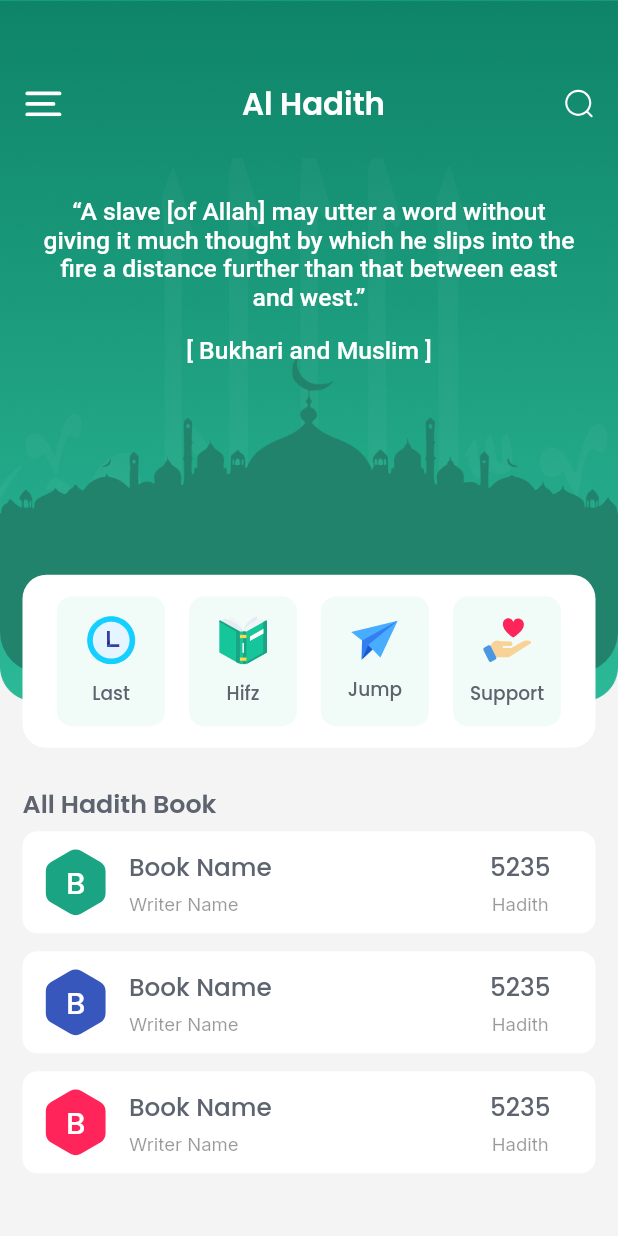
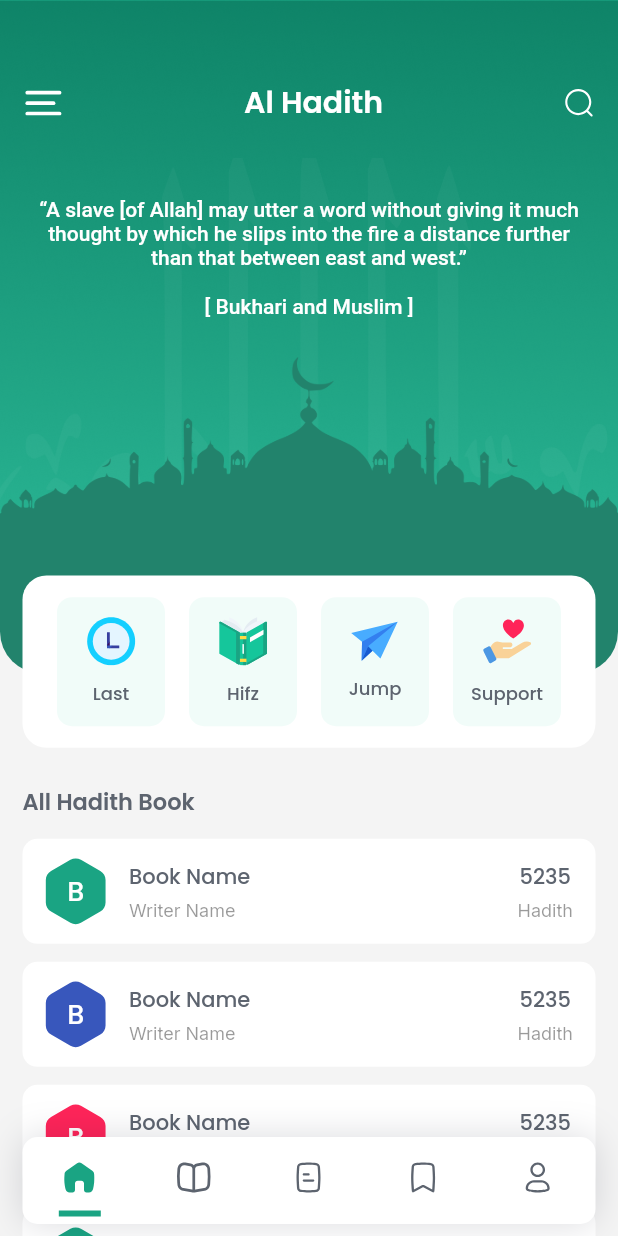
Before and after one commit to kabirnayeem99/office_work, a Flutter app: the screen it shows after launch, on a phone screen of 412 x 824 dp. Run offline on Flutter 3.47's test engine with Material 2 defaults, Android fonts, the phone set to English and light mode, and no system bars; drawn by our look-alikes of carousel_slider; our stand-ins replace animate_do, flutter_svg, google_fonts, responsive_sizer.

Commit message:
Home Page

```diff
--- a/lib/app/config/app_style.dart
+++ b/lib/app/config/app_style.dart
@@ -3,7 +3,7 @@ import 'package:google_fonts/google_fonts.dart';
 import 'package:office_work/app/config/config.dart';
 
 const Color kWhiteColor = Color(0xffffffff);
-const kLightWhiteColor = Color(0xffF1FCF9);
+const kDashboardColor = Color(0xffF1FCF9);
 const kLighterWhiteColor = Color(0xfffcfcfc);
 
 //
--- a/lib/core/assets/svg_path.dart
+++ b/lib/core/assets/svg_path.dart
@@ -5,4 +5,9 @@ class SvgPath {
   static const String icHealthcare = 'assets/images/healthcare.svg';
   static const String icSearch = 'assets/images/search_icon.svg';
   static const String icMenu = 'assets/images/menu_icon.svg';
+  static const String icHome = 'assets/images/home_icon.svg';
+  static const String icNote = 'assets/images/note_icon.svg';
+  static const String icSave = 'assets/images/save_icon.svg';
+  static const String icBooks = 'assets/images/book_icon.svg';
+  static const String icUser = 'assets/images/user_icon.svg';
 }
--- /dev/null
+++ b/lib/core/third_party_libs/floating_nav_bar/floating_nav_bar.dart
@@ -0,0 +1,198 @@
+import 'package:flutter/material.dart';
+import 'package:office_work/core/third_party_libs/floating_nav_bar/floating_nav_bar_item.dart';
+import 'package:responsive_sizer/responsive_sizer.dart';
+
+typedef Widget ItemBuilder(
+    BuildContext context, int index, FloatingNavbarItem items);
+
+class FloatingNavbar extends StatefulWidget {
+  final List<FloatingNavbarItem> items;
+  final int currentIndex;
+  final void Function(int val)? onTap;
+  final Color selectedBackgroundColor;
+  final Color? selectedItemColor;
+  final Color? unselectedItemColor;
+  final Color backgroundColor;
+  final double fontSize;
+  final double iconSize;
+  final double itemBorderRadius;
+  final double borderRadius;
+  final ItemBuilder itemBuilder;
+  final EdgeInsetsGeometry margin;
+  final EdgeInsetsGeometry padding;
+  final double width;
+  final double elevation;
+
+  FloatingNavbar({
+    Key? key,
+    required this.items,
+    required this.currentIndex,
+    required this.onTap,
+    ItemBuilder? itemBuilder,
+    this.backgroundColor = Colors.black,
+    this.selectedBackgroundColor = Colors.white,
+    this.selectedItemColor = Colors.black,
+    this.iconSize = 24.0,
+    this.fontSize = 11.0,
+    this.borderRadius = 8,
+    this.itemBorderRadius = 8,
+    this.unselectedItemColor = Colors.white,
+    this.margin = const EdgeInsets.all(8),
+    this.padding = const EdgeInsets.symmetric(vertical: 8),
+    this.width = double.infinity,
+    this.elevation = 0.0,
+  })  : assert(items.length > 1),
+        assert(items.length <= 5),
+        assert(currentIndex <= items.length),
+        assert(width > 50),
+        this.itemBuilder = itemBuilder ??
+            _defaultItemBuilder(
+              unselectedItemColor: unselectedItemColor,
+              selectedItemColor: selectedItemColor,
+              borderRadius: borderRadius,
+              fontSize: fontSize,
+              width: width,
+              backgroundColor: backgroundColor,
+              currentIndex: currentIndex,
+              iconSize: iconSize,
+              itemBorderRadius: itemBorderRadius,
+              items: items,
+              onTap: onTap,
+              selectedBackgroundColor: selectedBackgroundColor,
+            ),
+        super(key: key);
+
+  @override
+  _FloatingNavbarState createState() => _FloatingNavbarState();
+}
+
+class _FloatingNavbarState extends State<FloatingNavbar> {
+  List<FloatingNavbarItem> get items => widget.items;
+
+  @override
+  Widget build(BuildContext context) {
+    return BottomAppBar(
+      color: Colors.transparent,
+      elevation: widget.elevation,
+      child: Column(
+        mainAxisSize: MainAxisSize.min,
+        children: <Widget>[
+          Container(
+            padding: widget.padding,
+            margin: widget.margin,
+            decoration: BoxDecoration(
+              borderRadius: BorderRadius.circular(widget.borderRadius),
+              color: widget.backgroundColor,
+              boxShadow: const [
+                BoxShadow(
+                  color: Color.fromRGBO(9, 13, 34, 0.15),
+                  offset: Offset(0, 0),
+                  blurRadius: 20,
+                ),
+              ],
+            ),
+            width: widget.width,
+            child: Row(
+              mainAxisAlignment: MainAxisAlignment.spaceAround,
+              mainAxisSize: MainAxisSize.max,
+              children: items
+                  .asMap()
+                  .map((i, f) {
+                    return MapEntry(i, widget.itemBuilder(context, i, f));
+                  })
+                  .values
+                  .toList(),
+            ),
+          ),
+        ],
+      ),
+    );
+  }
+}
+
+ItemBuilder _defaultItemBuilder({
+  Function(int val)? onTap,
+  required List<FloatingNavbarItem> items,
+  int? currentIndex,
+  Color? selectedBackgroundColor,
+  Color? selectedItemColor,
+  Color? unselectedItemColor,
+  Color? backgroundColor,
+  double width = double.infinity,
+  double? fontSize,
+  double? iconSize,
+  double? itemBorderRadius,
+  double? borderRadius,
+}) {
+  return (BuildContext context, int index, FloatingNavbarItem item) => Expanded(
+        child: Row(
+          mainAxisSize: MainAxisSize.min,
+          mainAxisAlignment: MainAxisAlignment.center,
+          children: <Widget>[
+            AnimatedContainer(
+              duration: const Duration(milliseconds: 300),
+              decoration: BoxDecoration(
+                  color: currentIndex == index
+                      ? selectedBackgroundColor
+                      : Colors.transparent,
+                  borderRadius: BorderRadius.circular(itemBorderRadius!)),
+              child: InkWell(
+                onTap: () {
+                  onTap!(index);
+                },
+                borderRadius: BorderRadius.circular(8),
+                child: Container(
+                  width: width.isFinite
+                      ? (width / items.length - 8)
+                      : MediaQuery.of(context).size.width / items.length - 24,
+                  padding: EdgeInsets.only(
+                    top: item.title != null ? 4 : 10,
+                    bottom: 0,
+                  ),
+                  // padding: EdgeInsets.symmetric(
+                  //     horizontal: 4, vertical: item.title != null ? 4 : 8),
+                  child: Column(
+                    mainAxisSize: MainAxisSize.max,
+                    mainAxisAlignment: MainAxisAlignment.spaceBetween,
+                    crossAxisAlignment: CrossAxisAlignment.center,
+                    children: <Widget>[
+                      item.customWidget == null
+                          ? Icon(
+                              item.icon,
+                              color: currentIndex == index
+                                  ? selectedItemColor
+                                  : unselectedItemColor,
+                              size: iconSize,
+                            )
+                          : item.customWidget!,
+                      SizedBox(
+                        height: 10.px,
+                      ),
+                      if (item.customWidget != null)
+                        Container(
+                          height: 4.px,
+                          width: 28.px,
+                          color: currentIndex == index
+                              ? selectedItemColor
+                              : unselectedItemColor,
+                        ),
+                      // if (item.title != null)
+                      //   Text(
+                      //     '${item.title}',
+                      //     overflow: TextOverflow.ellipsis,
+                      //     style: TextStyle(
+                      //       color: currentIndex == index
+                      //           ? selectedItemColor
+                      //           : unselectedItemColor,
+                      //       fontSize: fontSize,
+                      //     ),
+                      //   ),
+                    ],
+                  ),
+                ),
+              ),
+            ),
+          ],
+        ),
+      );
+}
--- /dev/null
+++ b/lib/core/third_party_libs/floating_nav_bar/floating_nav_bar_item.dart
@@ -0,0 +1,13 @@
+import 'package:flutter/material.dart';
+
+class FloatingNavbarItem {
+  final String? title;
+  final IconData? icon;
+  final Widget? customWidget;
+
+  FloatingNavbarItem({
+    this.icon,
+    this.title,
+    this.customWidget,
+  }) : assert(icon != null || customWidget != null);
+}
--- a/lib/main.dart
+++ b/lib/main.dart
@@ -1,6 +1,8 @@
 import 'package:flutter/material.dart';
 import 'package:flutter/services.dart';
 import 'package:office_work/presentation/home/home_page.dart';
+import 'package:office_work/presentation/main/main_page.dart';
+import 'package:responsive_sizer/responsive_sizer.dart';
 
 void main() {
   SystemChrome.setSystemUIOverlayStyle(
@@ -17,13 +19,15 @@ class MyApp extends StatelessWidget {
   // This widget is the root of your application.
   @override
   Widget build(BuildContext context) {
+    return ResponsiveSizer(builder: (context, orientation, screenType) {
       return MaterialApp(
         debugShowCheckedModeBanner: false,
         title: 'Flutter Demo',
         theme: ThemeData(
           primarySwatch: Colors.blue,
         ),
-      home: const HomePage(),
+        home: const MainPage(),
       );
+    });
   }
 }
--- a/lib/presentation/home/home_page.dart
+++ b/lib/presentation/home/home_page.dart
@@ -1,14 +1,12 @@
 import 'package:flutter/material.dart';
-import 'package:flutter_svg/flutter_svg.dart';
 
 import 'package:office_work/app/config/config.dart';
-import 'package:office_work/core/assets/svg_path.dart';
-import 'package:office_work/data/model/books_model.dart';
+
 import 'package:office_work/presentation/home/widgets/all_book_section.dart';
 import 'package:office_work/presentation/home/widgets/home_page_uppper_part.dart';
+import 'package:responsive_sizer/responsive_sizer.dart';
 
 import '../../app/config/app_style.dart';
-import 'widgets/dashboard_single_item_design.dart';
 
 class HomePage extends StatelessWidget {
   const HomePage({super.key});
@@ -19,6 +17,7 @@ class HomePage extends StatelessWidget {
     return Scaffold(
       backgroundColor: const Color(0xffF4F4F4),
       body: SingleChildScrollView(
+        physics: ScrollPhysics(),
         child: Column(
           children: [
             const HomePageUpperPart(),
@@ -29,11 +28,14 @@ class HomePage extends StatelessWidget {
                 child: Text(
                   'All Hadith Book',
                   style: kPoppinsBold.copyWith(
-                    fontSize: Config.blockSizeHorizontal! * 4.1,
+                    fontSize: 15.px,
                     color: kTextColor,
                   ),
                 ),
               ),
+            ),
+            const SizedBox(
+              height: 7,
             ),
             AllBookSection(),
           ],
--- a/lib/presentation/home/widgets/all_book_section.dart
+++ b/lib/presentation/home/widgets/all_book_section.dart
@@ -1,12 +1,77 @@
 import 'package:flutter/material.dart';
 import 'package:flutter_svg/flutter_svg.dart';
+import 'package:responsive_sizer/responsive_sizer.dart';
 
 import '../../../app/config/app_style.dart';
 import '../../../app/config/config.dart';
 import '../../../data/model/books_model.dart';
 
+// ignore: must_be_immutable
 class AllBookSection extends StatelessWidget {
   List<BooksModel> booksList = [
+    BooksModel(
+      icon: 'assets/images/green_polygon.svg',
+      bookName: 'Book Name',
+      writerName: 'Writer Name',
+      totalHadith: 5235,
+      book: 'Hadith',
+    ),
+    BooksModel(
+      icon: 'assets/images/blue_polygon.svg',
+      bookName: 'Book Name',
+      writerName: 'Writer Name',
+      totalHadith: 5235,
+      book: 'Hadith',
+    ),
+    BooksModel(
+      icon: 'assets/images/red_polygon.svg',
+      bookName: 'Book Name',
+      writerName: 'Writer Name',
+      totalHadith: 5235,
+      book: 'Hadith',
+    ),
+    BooksModel(
+      icon: 'assets/images/green_polygon.svg',
+      bookName: 'Book Name',
+      writerName: 'Writer Name',
+      totalHadith: 5235,
+      book: 'Hadith',
+    ),
+    BooksModel(
+      icon: 'assets/images/blue_polygon.svg',
+      bookName: 'Book Name',
+      writerName: 'Writer Name',
+      totalHadith: 5235,
+      book: 'Hadith',
+    ),
+    BooksModel(
+      icon: 'assets/images/red_polygon.svg',
+      bookName: 'Book Name',
+      writerName: 'Writer Name',
+      totalHadith: 5235,
+      book: 'Hadith',
+    ),
+    BooksModel(
+      icon: 'assets/images/green_polygon.svg',
+      bookName: 'Book Name',
+      writerName: 'Writer Name',
+      totalHadith: 5235,
+      book: 'Hadith',
+    ),
+    BooksModel(
+      icon: 'assets/images/blue_polygon.svg',
+      bookName: 'Book Name',
+      writerName: 'Writer Name',
+      totalHadith: 5235,
+      book: 'Hadith',
+    ),
+    BooksModel(
+      icon: 'assets/images/red_polygon.svg',
+      bookName: 'Book Name',
+      writerName: 'Writer Name',
+      totalHadith: 5235,
+      book: 'Hadith',
+    ),
     BooksModel(
       icon: 'assets/images/green_polygon.svg',
       bookName: 'Book Name',
@@ -40,7 +105,7 @@ class AllBookSection extends StatelessWidget {
       padding: EdgeInsets.zero,
       itemCount: booksList.length,
       shrinkWrap: true,
-      physics: const BouncingScrollPhysics(),
+      physics: NeverScrollableScrollPhysics(),
       itemBuilder: (context, index) {
         String firstLetter = booksList[index].bookName.substring(0, 1);
 
@@ -48,7 +113,7 @@ class AllBookSection extends StatelessWidget {
           padding: const EdgeInsets.symmetric(vertical: 6, horizontal: 15),
           child: Container(
             padding: const EdgeInsets.symmetric(horizontal: 15),
-            height: 68,
+            height: 70.px,
             decoration: BoxDecoration(
               borderRadius: BorderRadius.circular(10),
               color: kWhiteColor,
@@ -70,14 +135,17 @@ class AllBookSection extends StatelessWidget {
                         Text(
                           firstLetter,
                           style: kPoppinsSemiBold.copyWith(
-                              color: kWhiteColor,
-                              fontSize: Config.blockSizeHorizontal! * 5),
+                            color: kWhiteColor,
+                            fontSize: 18.px,
+                          ),
                         ),
                       ],
                     ),
                     Padding(
                       padding: const EdgeInsets.symmetric(
-                          horizontal: 15, vertical: 10),
+                        horizontal: 15,
+                        vertical: 10,
+                      ),
                       child: Column(
                         crossAxisAlignment: CrossAxisAlignment.start,
                         mainAxisAlignment: MainAxisAlignment.center,
@@ -86,17 +154,17 @@ class AllBookSection extends StatelessWidget {
                             booksList[index].bookName,
                             style: kPoppinsSemiBold.copyWith(
                               color: kTextColor,
-                              fontSize: Config.blockSizeHorizontal! * 4,
+                              fontSize: 14.px,
                             ),
                           ),
-                          SizedBox(
+                          const SizedBox(
                             height: 4,
                           ),
                           Text(
                             booksList[index].writerName,
                             style: kInterRegular.copyWith(
-                              color: Color(0xff353535).withOpacity(0.5),
-                              fontSize: Config.blockSizeHorizontal! * 3,
+                              color: const Color(0xff353535).withOpacity(0.5),
+                              fontSize: 12.px,
                             ),
                           ),
                         ],
@@ -105,8 +173,7 @@ class AllBookSection extends StatelessWidget {
                   ],
                 ),
                 Padding(
-                  padding:
-                      const EdgeInsets.symmetric(horizontal: 15, vertical: 10),
+                  padding: const EdgeInsets.symmetric(vertical: 10),
                   child: Column(
                     crossAxisAlignment: CrossAxisAlignment.center,
                     mainAxisAlignment: MainAxisAlignment.center,
@@ -115,17 +182,17 @@ class AllBookSection extends StatelessWidget {
                         booksList[index].totalHadith.toString(),
                         style: kPoppinsSemiBold.copyWith(
                           color: kTextColor,
-                          fontSize: Config.blockSizeHorizontal! * 4,
+                          fontSize: 14.px,
                         ),
                       ),
-                      SizedBox(
+                      const SizedBox(
                         height: 4,
                       ),
                       Text(
                         booksList[index].book,
                         style: kInterRegular.copyWith(
-                          color: Color(0xff353535).withOpacity(0.5),
-                          fontSize: Config.blockSizeHorizontal! * 3,
+                          color: const Color(0xff353535).withOpacity(0.5),
+                          fontSize: 12.px,
                         ),
                       ),
                     ],
--- a/lib/presentation/home/widgets/dashboard_single_item_design.dart
+++ b/lib/presentation/home/widgets/dashboard_single_item_design.dart
@@ -1,9 +1,11 @@
 import 'package:flutter/material.dart';
 import 'package:flutter_svg/flutter_svg.dart';
+import 'package:responsive_sizer/responsive_sizer.dart';
 
 import '../../../app/config/app_style.dart';
 import '../../../app/config/config.dart';
 
+// ignore: must_be_immutable
 class DashBoardSinngleItemDesign extends StatelessWidget {
   String svgPath;
   String title;
@@ -16,14 +18,13 @@ class DashBoardSinngleItemDesign extends StatelessWidget {
     Config().init(context);
     return Expanded(
       child: Padding(
-        padding: const EdgeInsets.symmetric(horizontal: 8),
+        padding: EdgeInsets.symmetric(horizontal: 8.px),
         child: Container(
-          // height: 90,
-          // width: 69,
-
+          height: 86.px,
+          width: 69.px,
           alignment: Alignment.center,
           decoration: BoxDecoration(
-            color: kLightWhiteColor,
+            color: kDashboardColor,
             borderRadius: BorderRadius.circular(10),
           ),
           child: Column(
@@ -37,7 +38,7 @@ class DashBoardSinngleItemDesign extends StatelessWidget {
                 title,
                 style: kPoppinsSemiBold.copyWith(
                   color: kTextColor,
-                  fontSize: Config.blockSizeHorizontal! * 3,
+                  fontSize: 12.px,
                 ),
               ),
             ],
--- a/lib/presentation/home/widgets/home_dashboard.dart
+++ b/lib/presentation/home/widgets/home_dashboard.dart
@@ -12,10 +12,9 @@ class HomeDashboard extends StatelessWidget {
 
   @override
   Widget build(BuildContext context) {
-
     Config().init(context);
     return Container(
-      height: Config.blockSizeVertical! * 14,
+      // height: Config.blockSizeVertical! * 14,
       //width: Config.blockSizeHorizontal! * 9,
       alignment: Alignment.center,
       padding: EdgeInsets.symmetric(
--- a/lib/presentation/home/widgets/home_page_uppper_part.dart
+++ b/lib/presentation/home/widgets/home_page_uppper_part.dart
@@ -2,10 +2,11 @@ import 'package:flutter/material.dart';
 import 'package:flutter_svg/flutter_svg.dart';
 import 'package:office_work/core/assets/svg_path.dart';
 import 'package:office_work/presentation/home/widgets/sahih_hadith_slider.dart';
+import 'package:responsive_sizer/responsive_sizer.dart';
 
 import '../../../app/config/app_style.dart';
 import '../../../app/config/config.dart';
-import '../home_page.dart';
+
 import 'home_dashboard.dart';
 
 class HomePageUpperPart extends StatelessWidget {
@@ -22,13 +23,15 @@ class HomePageUpperPart extends StatelessWidget {
         Stack(
           children: [
             Container(
+              //height: Config.blockSizeHorizontal! * 150,
               height: Config.screenHeight! * .635,
-              //color: Colors.red,
+              // color: Colors.red,
             ),
             Image.asset(
               'assets/images/bg.png',
               fit: BoxFit.fill,
               width: double.infinity,
+              height: Config.screenHeight! / 2,
             ),
             Positioned(
               bottom: Config.blockSizeVertical! * 9,
@@ -53,7 +56,7 @@ class HomePageUpperPart extends StatelessWidget {
               ),
             ),
             _buildMenuButton(),
-            SahihHadithSlider(),
+            const SahihHadithSlider(),
             Positioned(
               bottom: Config.blockSizeVertical! * 3,
               left: 15,
@@ -84,7 +87,7 @@ class HomePageUpperPart extends StatelessWidget {
               'Al Hadith',
               style: kPoppinsBold.copyWith(
                 color: kWhiteColor,
-                fontSize: Config.blockSizeHorizontal! * 5,
+                fontSize: 20.px,
               ),
             ),
             SvgPicture.asset(
--- a/lib/presentation/home/widgets/sahih_hadith_slider.dart
+++ b/lib/presentation/home/widgets/sahih_hadith_slider.dart
@@ -3,11 +3,12 @@ import 'package:carousel_slider/carousel_slider.dart';
 import 'package:flutter/material.dart';
 import 'package:office_work/app/config/app_style.dart';
 import 'package:office_work/data/model/sohih_hadith_model.dart';
+import 'package:responsive_sizer/responsive_sizer.dart';
 
 import '../../../app/config/config.dart';
 
 class SahihHadithSlider extends StatefulWidget {
-  SahihHadithSlider({
+  const SahihHadithSlider({
     super.key,
   });
 
@@ -54,7 +55,7 @@ class _SahihHadithSliderState extends State<SahihHadithSlider> {
                             maxLines: 5,
                             style: kHindiSiliguriSemiBold.copyWith(
                               color: kWhiteColor,
-                              fontSize: Config.blockSizeHorizontal! * 4,
+                              fontSize: 14.px,
                             ),
                           ),
                           SizedBox(
@@ -65,7 +66,7 @@ class _SahihHadithSliderState extends State<SahihHadithSlider> {
                             textAlign: TextAlign.justify,
                             style: kHindiSiliguriSemiBold.copyWith(
                               color: kWhiteColor,
-                              fontSize: Config.blockSizeHorizontal! * 4,
+                              fontSize: 14.px,
                             ),
                           ),
                         ],
--- /dev/null
+++ b/lib/presentation/main/main_page.dart
@@ -0,0 +1,65 @@
+import 'package:flutter/material.dart';
+import 'package:flutter_svg/flutter_svg.dart';
+import 'package:office_work/app/config/app_style.dart';
+import 'package:office_work/app/config/config.dart';
+import 'package:office_work/core/assets/svg_path.dart';
+import 'package:office_work/presentation/home/home_page.dart';
+import 'package:responsive_sizer/responsive_sizer.dart';
+
+import '../../core/third_party_libs/floating_nav_bar/floating_nav_bar.dart';
+import '../../core/third_party_libs/floating_nav_bar/floating_nav_bar_item.dart';
+
+class MainPage extends StatefulWidget {
+  const MainPage({super.key});
+
+  @override
+  State<MainPage> createState() => _MainPageState();
+}
+
+class _MainPageState extends State<MainPage> {
+  int currentIndex = 0;
+
+  void onTap(int index) {
+    setState(() {
+      currentIndex = index;
+    });
+  }
+
+  @override
+  Widget build(BuildContext context) {
+    Config().init(context);
+    return Scaffold(
+      body: HomePage(),
+      backgroundColor: const Color(0xffF4F4F4),
+      extendBody: true,
+      bottomNavigationBar: FloatingNavbar(
+        backgroundColor: kWhiteColor,
+        borderRadius: 10.px,
+        selectedBackgroundColor: Colors.transparent,
+        selectedItemColor: const Color(0xff1AA483),
+        unselectedItemColor: Colors.transparent,
+        width: Config.screenWidth! - 30,
+        padding: EdgeInsets.symmetric(vertical: 5.px),
+        items: [
+          FloatingNavbarItem(
+            customWidget: SvgPicture.asset(SvgPath.icHome),
+          ),
+          FloatingNavbarItem(
+            customWidget: SvgPicture.asset(SvgPath.icBooks),
+          ),
+          FloatingNavbarItem(
+            customWidget: SvgPicture.asset(SvgPath.icNote),
+          ),
+          FloatingNavbarItem(
+            customWidget: SvgPicture.asset(SvgPath.icSave),
+          ),
+          FloatingNavbarItem(
+            customWidget: SvgPicture.asset(SvgPath.icUser),
+          ),
+        ],
+        currentIndex: currentIndex,
+        onTap: onTap,
+      ),
+    );
+  }
+}
--- a/pubspec.yaml
+++ b/pubspec.yaml
@@ -39,6 +39,7 @@ dependencies:
   carousel_slider: ^4.2.1
   animate_do: ^3.0.2
   flutter_svg: ^2.0.1
+  responsive_sizer: ^3.1.1
 
 dev_dependencies:
   flutter_test:
```
Also changed, not shown: assets/images/book_icon.svg (added), assets/images/home_icon.svg (added), assets/images/note_icon.svg (added), assets/images/save_icon.svg (added), assets/images/user_icon.svg (added), pubspec.lock. Lines whose indentation alone changed are shown as unchanged.
